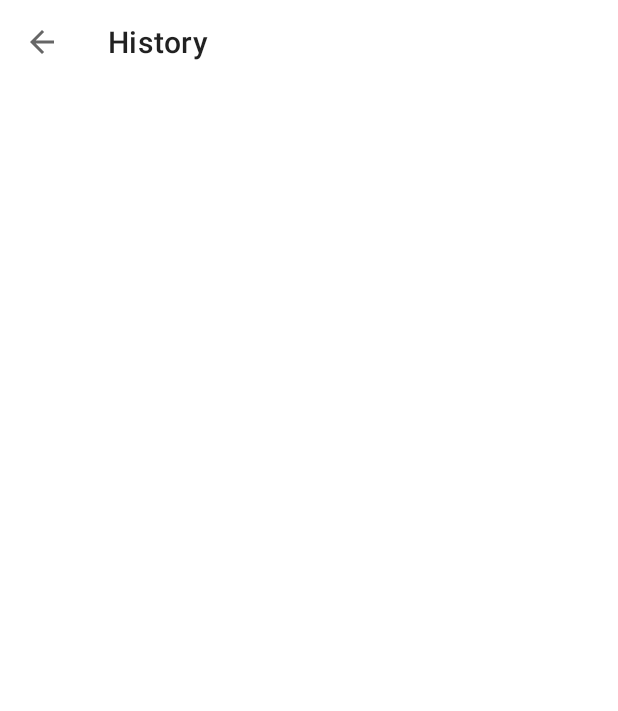
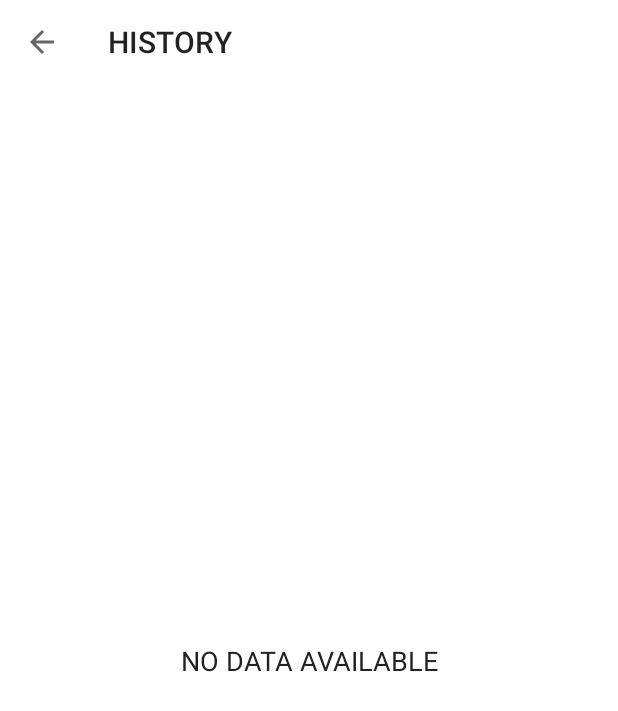
Before and after one commit to MuhammadSaad420/Minutes-Workout, an Android app: the HistoryActivity screen opened directly, with no data from a screen before it, on a phone screen of 412 x 824 dp. Before the commit the part shown is almost empty. Shown: the top 711 px of the screen. Run offline under Robolectric (Android 15) with nearby library versions, the light colour scheme and no system bars.

Commit message:
Displaying the workout history in recycleer view

```diff
--- a/app/src/main/java/com/example/minutesworkout/HistoryActivity.kt
+++ b/app/src/main/java/com/example/minutesworkout/HistoryActivity.kt
@@ -2,22 +2,79 @@ package com.example.minutesworkout
 
 import androidx.appcompat.app.AppCompatActivity
 import android.os.Bundle
+import android.util.Log
+import android.view.View
+import androidx.lifecycle.lifecycleScope
+import androidx.recyclerview.widget.LinearLayoutManager
 import com.example.minutesworkout.databinding.ActivityHistoryBinding
+import kotlinx.coroutines.flow.collect
+import kotlinx.coroutines.launch
 
 class HistoryActivity : AppCompatActivity() {
-    var binding: ActivityHistoryBinding? = null;
+    // create a binding for the layout
+    private var binding: ActivityHistoryBinding? = null
     override fun onCreate(savedInstanceState: Bundle?) {
         super.onCreate(savedInstanceState)
+//inflate the layout
         binding = ActivityHistoryBinding.inflate(layoutInflater)
-        setContentView(binding?.root);
+// bind the layout to this activity
+        setContentView(binding?.root)
 
-        setSupportActionBar(binding?.toolbar)
-        if(supportActionBar != null) {
-            supportActionBar?.setDisplayHomeAsUpEnabled(true);
-            supportActionBar?.title = "History"
+//Setting up the action bar in the History Screen Activity and
+// adding a back arrow button and click event for it.)
+        setSupportActionBar(binding?.toolbarHistoryActivity)
+
+        val actionbar = supportActionBar//actionbar
+        if (actionbar != null) {
+            actionbar.setDisplayHomeAsUpEnabled(true) //set back button
+            actionbar.title = "HISTORY" // Setting a title in the action bar.
         }
-        binding?.toolbar?.setNavigationOnClickListener {
+
+        binding?.toolbarHistoryActivity?.setNavigationOnClickListener {
             onBackPressed()
         }
+
+        val dao = (application as HistoryApp).db?.historyDao()
+        getAllCompletedDates(dao!!)
+    }
+
+    /**
+     * Function is used to get the list exercise completed dates.
+     */
+    private fun getAllCompletedDates(historyDao: HistoryDAO) {
+        lifecycleScope.launch {
+            historyDao.getAllHistoryData().collect { allCompletedDatesList->
+                if (allCompletedDatesList.isNotEmpty()) {
+                    binding?.tvHistory?.visibility = View.VISIBLE
+                    binding?.rvHistory?.visibility = View.VISIBLE
+                    binding?.tvNoDataAvailable?.visibility = View.GONE
+
+                    // Creates a vertical Layout Manager
+                    binding?.rvHistory?.layoutManager = LinearLayoutManager(this@HistoryActivity)
+
+                    // History adapter is initialized and the list is passed in the param.
+                    val dates = ArrayList<String>()
+                    for (date in allCompletedDatesList){
+                        dates.add(date.date)
+                    }
+                    val historyAdapter = ItemAdapter(ArrayList(dates))
+
+                    // Access the RecyclerView Adapter and load the data into it
+                    binding?.rvHistory?.adapter = historyAdapter
+                } else {
+                    binding?.tvHistory?.visibility = View.GONE
+                    binding?.rvHistory?.visibility = View.GONE
+                    binding?.tvNoDataAvailable?.visibility = View.VISIBLE
+                }
+                // END
+            }
+        }
+
+    }
+    // END
+    override fun onDestroy() {
+        super.onDestroy()
+// reset the binding to null to avoid memory leak
+        binding = null
     }
 }
--- a/app/src/main/res/layout/activity_history.xml
+++ b/app/src/main/res/layout/activity_history.xml
@@ -1,15 +1,51 @@
 <?xml version="1.0" encoding="utf-8"?>
-<RelativeLayout xmlns:android="http://schemas.android.com/apk/res/android"
+<androidx.constraintlayout.widget.ConstraintLayout xmlns:android="http://schemas.android.com/apk/res/android"
     xmlns:app="http://schemas.android.com/apk/res-auto"
     xmlns:tools="http://schemas.android.com/tools"
     android:layout_width="match_parent"
     android:layout_height="match_parent"
     tools:context=".HistoryActivity">
+    <androidx.appcompat.widget.Toolbar
+        app:layout_constraintTop_toTopOf="parent"
+        android:id="@+id/toolbar_history_activity"
+        android:layout_width="match_parent"
+        android:layout_height="?android:attr/actionBarSize"
+        android:background="#FFFFFF" />
 
-    <androidx.appcompat.widget.Toolbar
-        android:id="@+id/toolbar"
+
+
+    <TextView
+        app:layout_constraintTop_toBottomOf="@id/toolbar_history_activity"
+        android:id="@+id/tvHistory"
         android:layout_width="match_parent"
-        android:minHeight="?android:attr/actionBarSize"
-        android:layout_height="wrap_content"/>
+        android:layout_height="wrap_content"
+        android:layout_margin="10dp"
+        android:gravity="center"
+        android:text="EXERCISE COMPLETED"
+        android:textSize="18sp"
+        android:visibility="gone"
+        tools:visibility="visible" />
 
-</RelativeLayout>
+    <androidx.recyclerview.widget.RecyclerView
+        app:layout_constraintTop_toBottomOf="@id/tvHistory"
+        android:id="@+id/rvHistory"
+        android:layout_width="match_parent"
+        android:layout_height="wrap_content"
+        android:layout_marginTop="5dp"
+        android:visibility="gone"
+        tools:visibility="visible" />
+
+    <TextView
+        app:layout_constraintTop_toBottomOf="@id/toolbar_history_activity"
+        app:layout_constraintBottom_toBottomOf="parent"
+        android:id="@+id/tvNoDataAvailable"
+        android:layout_width="match_parent"
+        android:layout_height="wrap_content"
+        android:gravity="center"
+        android:text="NO DATA AVAILABLE"
+        android:textColor="#212121"
+        android:textSize="18sp"
+        android:visibility="gone"
+        tools:visibility="visible" />
+
+</androidx.constraintlayout.widget.ConstraintLayout>
```
Also changed, not shown: app/src/main/java/com/example/minutesworkout/ItemAdapter.kt (added, +44 -0 lines), app/src/main/res/layout/item_history_row.xml (added, +31 -0 lines).
